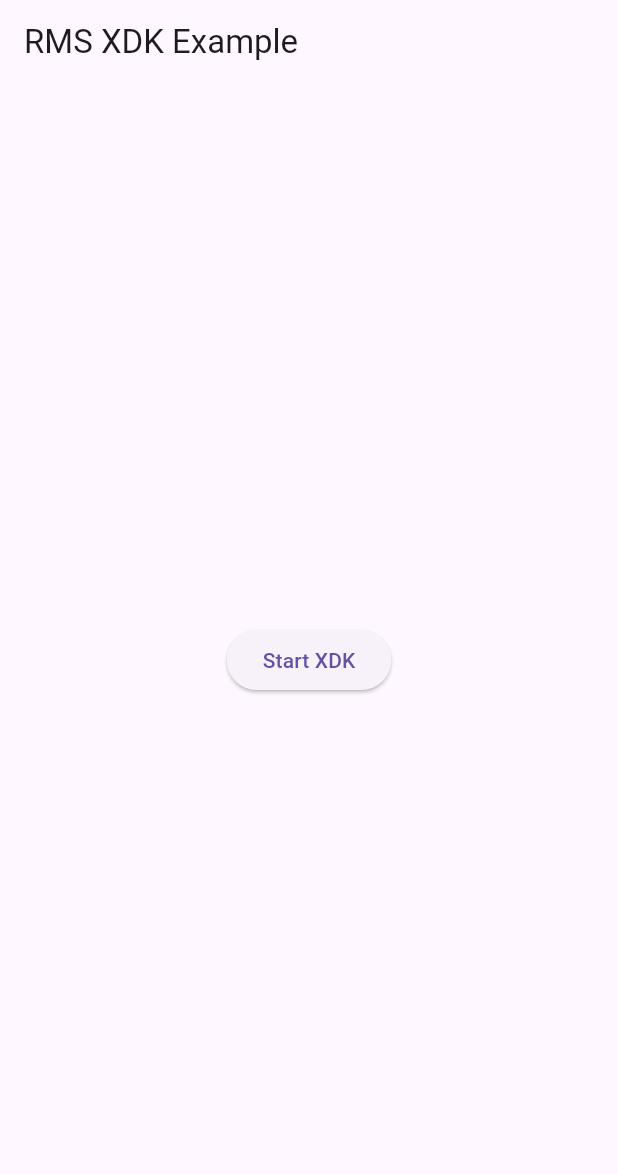
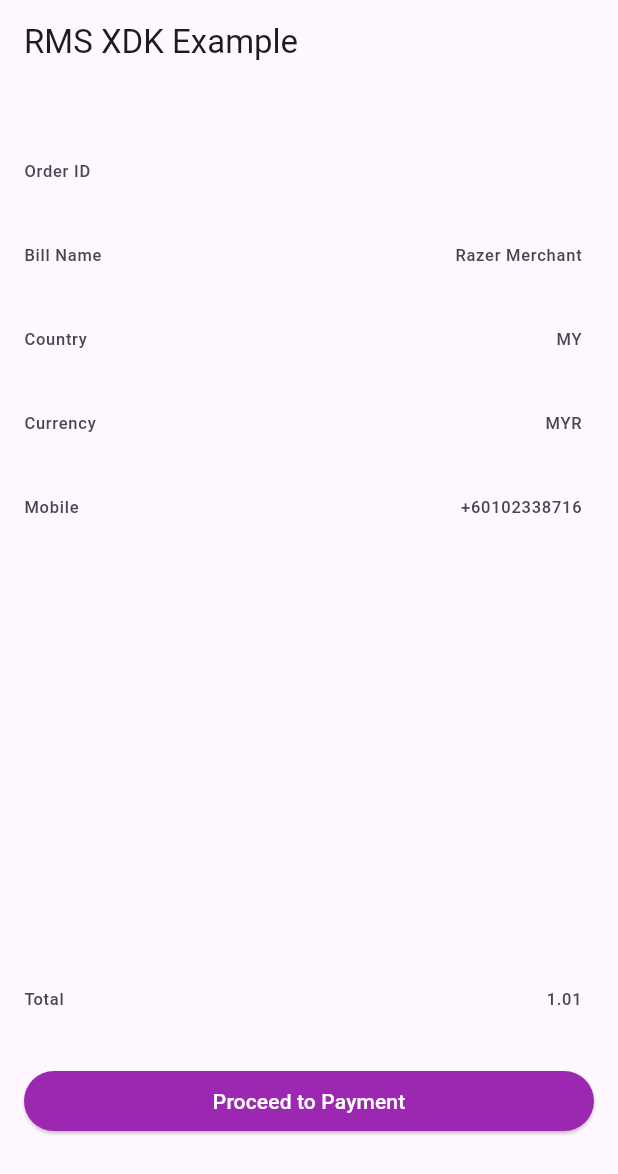
Before and after one commit to RazerMS/Mobile-XDK-RazerMS_Flutter, a Flutter app: the screen it shows after launch, on a phone screen of 412 x 824 dp. Shown: the top 1174 px of the screen. Run offline on Flutter 3.47's test engine with Material 3 defaults, Android fonts, the phone set to English and light mode, and no system bars; missing offline and left inert: rms_mobile_xdk_flutter.

Commit message:
update User Interface

```diff
--- a/rms_xdk_example/lib/main.dart
+++ b/rms_xdk_example/lib/main.dart
@@ -12,9 +12,51 @@ class MyApp extends StatefulWidget {
 }
 
 class _MyAppState extends State<MyApp> {
+  late Map<String, dynamic> paymentDetails = {};
+
   @override
   void initState() {
     super.initState();
+    paymentDetails = {
+      'mp_username': '',
+      'mp_password': '',
+      'mp_merchant_ID': '',
+      'mp_app_name': 'mobile',
+      'mp_verification_key': '',
+
+      // Mandatory String. Payment values
+      'mp_order_ID': '',
+      // Mandatory String. A value more than '1.00'
+      'mp_amount': '1.01',
+      'mp_currency': 'MYR',
+      'mp_country': 'MY',
+
+      // Optional String.
+      //'mp_channel': '',
+      // Use 'multi' for all available channels option. For individual channel seletion, please refer to "Channel Parameter" in "Channel Lists" in the MOLPay API Spec for Merchant pdf.
+      'mp_bill_description': 'Reload Social Credit',
+      'mp_bill_name': 'Razer Merchant',
+      'mp_bill_email': 'mailto:faris.kamarudin@razer.com',
+      'mp_bill_mobile': '+60102338716',
+
+      'mp_silent_error': false,
+      'mp_sandbox_mode': false,
+      'mp_dev_mode': false,
+      'mp_express_mode': false,
+      'mp_preferred_token': 'new',
+      'mp_ap_merchant_ID': '',
+      'mp_advanced_email_validation_enabled': false,
+      'mp_advanced_phone_validation_enabled': false,
+      'mp_bill_name_edit_disabled': false,
+      'mp_bill_email_edit_disabled': false,
+      'mp_bill_mobile_edit_disabled': false,
+      'mp_bill_description_edit_disabled': false,
+      'mp_editing_enabled': false,
+      'mp_disabled_channels': ['enetsD'],
+      'mp_dpa_id': '',
+      'mp_company': '',
+      'mp_mc2p_key': [],
+    };
   }
 
   @override
@@ -24,112 +66,97 @@ class _MyAppState extends State<MyApp> {
         appBar: new AppBar(
           title: new Text('RMS XDK Example'),
         ),
-        body: new Center(
+        body: Column(
+          children: [
+            Expanded(
               child: new Column(
-            mainAxisAlignment: MainAxisAlignment.center,
                 children: <Widget>[
-              new ElevatedButton(
-                child: const Text('Start XDK'),
-                onPressed: () async {
-                  var paymentDetails = {
-                    // Optional, REQUIRED when use online Sandbox environment and account credentials.
-                    'mp_dev_mode': false,
-
-                    // Mandatory String. Values obtained from Razer Merchant Services.
-                    'mp_username': '<username>',
-                    'mp_password': '<password>',
-                    'mp_merchant_ID': '<merchantid>',
-                    'mp_app_name': '<appname>',
-                    'mp_verification_key': '<vkey123>',
-
-                    // Mandatory String. Payment values.
-                    'mp_amount': '1.10', // Minimum 1.01
-                    'mp_order_ID': '<orderid123>',
-                    'mp_currency': 'MYR',
-                    'mp_country': 'MY',
-
-                    // Optional String.
-                    'mp_channel':
-                        '', // Use 'multi' for all available channels option. For individual channel seletion, please refer to https://github.com/RazerMS/rms-mobile-xdk-examples/blob/master/channel_list.tsv
-                    'mp_bill_description': '',
-                    'mp_bill_name': '',
-                    'mp_bill_email': '',
-                    'mp_bill_mobile': '',
-                    'mp_channel_editing':
-                        false, // Option to allow channel selection.
-                    'mp_editing_enabled':
-                        false, // Option to allow billing information editing.
-
-                    // Optional, for Escrow.
-                    'mp_is_escrow': '0', // Put "1" to enable escrow
-
-                    // Optional, for credit card BIN restrictions and campaigns.
-                    'mp_bin_lock': ['414170', '414171'],
-
-                    // Optional, for mp_bin_lock alert error.
-                    'mp_bin_lock_err_msg': 'Only UOB allowed',
-
-                    // WARNING! FOR TRANSACTION QUERY USE ONLY, DO NOT USE THIS ON PAYMENT PROCESS.
-                    // Optional, provide a valid cash channel transaction id here will display a payment instruction screen. Required if mp_request_type is 'Receipt'.
-                    'mp_transaction_id': '',
-                    // Optional, use 'Receipt' for Cash channels, and 'Status' for transaction status query.
-                    'mp_request_type': '',
-
-                    // Optional, use this to customize the UI theme for the payment info screen, the original XDK custom.css file can be obtained at https://github.com/RazerMS/rms-mobile-xdk-examples/blob/master/custom.css.
-                    'mp_custom_css_url': '',
-
-                    // Optional, set the token id to nominate a preferred token as the default selection, set "new" to allow new card only.
-                    'mp_preferred_token': '',
-
-                    // Optional, credit card transaction type, set "AUTH" to authorize the transaction.
-                    'mp_tcctype': '',
-
-                    // Optional, required valid credit card channel, set true to process this transaction through the recurring api, please refer the Razer Merchant Services Recurring API pdf.
-                    'mp_is_recurring': false,
-
-                    // Optional, show nominated channels.
-                    'mp_allowed_channels': ['credit', 'credit3'],
-
-                    // Optional, simulate offline payment, set boolean value to enable.
-                    'mp_sandbox_mode': true,
-
-                    // Optional, required a valid mp_channel value, this will skip the payment info page and go direct to the payment screen.
-                    'mp_express_mode': true,
-
-                    // Optional, extended email format validation based on W3C standards.
-                    'mp_advanced_email_validation_enabled': true,
-
-                    // Optional, extended phone format validation based on Google i18n standards.
-                    'mp_advanced_phone_validation_enabled': true,
-
-                    // Optional, explicitly force disable user input.
-                    'mp_bill_name_edit_disabled': true,
-                    'mp_bill_email_edit_disabled': true,
-                    'mp_bill_mobile_edit_disabled': true,
-                    'mp_bill_description_edit_disabled': true,
-
-                    // Optional, EN, MS, VI, TH, FIL, MY, KM, ID, ZH.
-                    'mp_language': 'EN',
-
-                    // Optional, Cash channel payment request expiration duration in hour.
-                    'mp_cash_waittime': 48,
-
-                    // Optional, allow bypass of 3DS on some credit card channels.
-                    'mp_non_3DS': true,
-
-                    // Optional, disable card list option.
-                    'mp_card_list_disabled': true,
-
-                    // Optional for channels restriction, this option has less priority than mp_allowed_channels.
-                    'mp_disabled_channels': ['credit']
-                  };
-
-                  String? result = await MobileXDK.start(paymentDetails);
+                  Column(
+                    children: [
+                      SizedBox(
+                        height: 30,
+                      ),
+                      ListView(
+                        shrinkWrap: true,
+                        children: [
+                          Container(
+                            child: ListTile(
+                              trailing:
+                                  Text(paymentDetails['mp_order_ID'] ?? ''),
+                              leading: Text('Order ID'),
+                            ),
+                          ),
+                          SizedBox(),
+                          Container(
+                            child: ListTile(
+                              trailing:
+                                  Text(paymentDetails['mp_bill_name'] ?? ''),
+                              leading: Text('Bill Name'),
+                            ),
+                          ),
+                          SizedBox(),
+                          Container(
+                            child: ListTile(
+                              trailing:
+                                  Text(paymentDetails['mp_country'] ?? ''),
+                              leading: Text('Country'),
+                            ),
+                          ),
+                          SizedBox(),
+                          Container(
+                            child: ListTile(
+                              trailing:
+                                  Text(paymentDetails['mp_currency'] ?? ''),
+                              leading: Text('Currency'),
+                            ),
+                          ),
+                          SizedBox(),
+                          Container(
+                            child: ListTile(
+                              trailing:
+                                  Text(paymentDetails['mp_bill_mobile'] ?? ''),
+                              leading: Text('Mobile'),
+                            ),
+                          ),
+                        ],
+                      ),
+                    ],
+                  ),
+                ],
+              ),
+            ),
+            Column(
+              children: [
+                Container(
+                  child: ListTile(
+                    trailing: Text(paymentDetails['mp_amount'] ?? ''),
+                    leading: Text('Total '),
+                  ),
+                ),
+                Container(
+                  width: double.infinity,
+                  margin: EdgeInsets.all(16),
+                  child: new ElevatedButton(
+                    style: ButtonStyle(
+                      backgroundColor:
+                          MaterialStatePropertyAll<Color>(Colors.purple),
+                    ),
+                    child: const Text(
+                      'Proceed to Payment',
+                      style: TextStyle(color: Colors.white),
+                    ),
+                    onPressed: () {
+                      var result = MobileXDK.start(paymentDetails);
                       print("Result" + result.toString());
                     },
                   ),
+                ),
               ],
             ),
+            SizedBox(
+              height: 50,
+            ),
+          ],
         ),
       ),
     );
```
Lines whose indentation alone changed are shown as unchanged.
